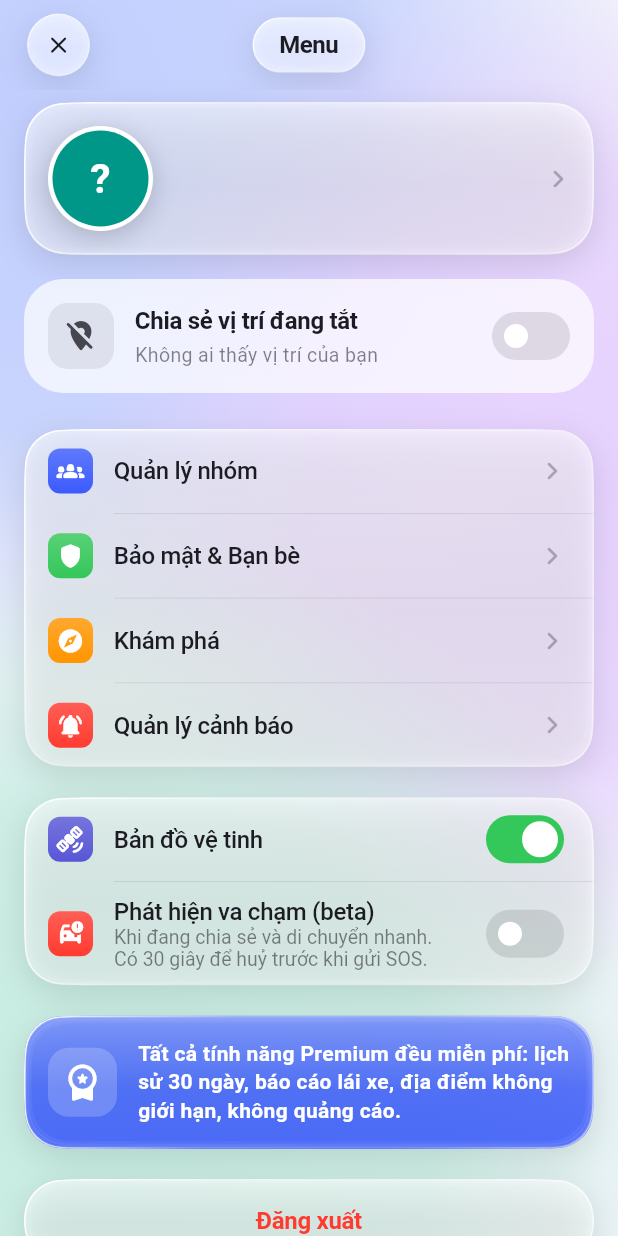
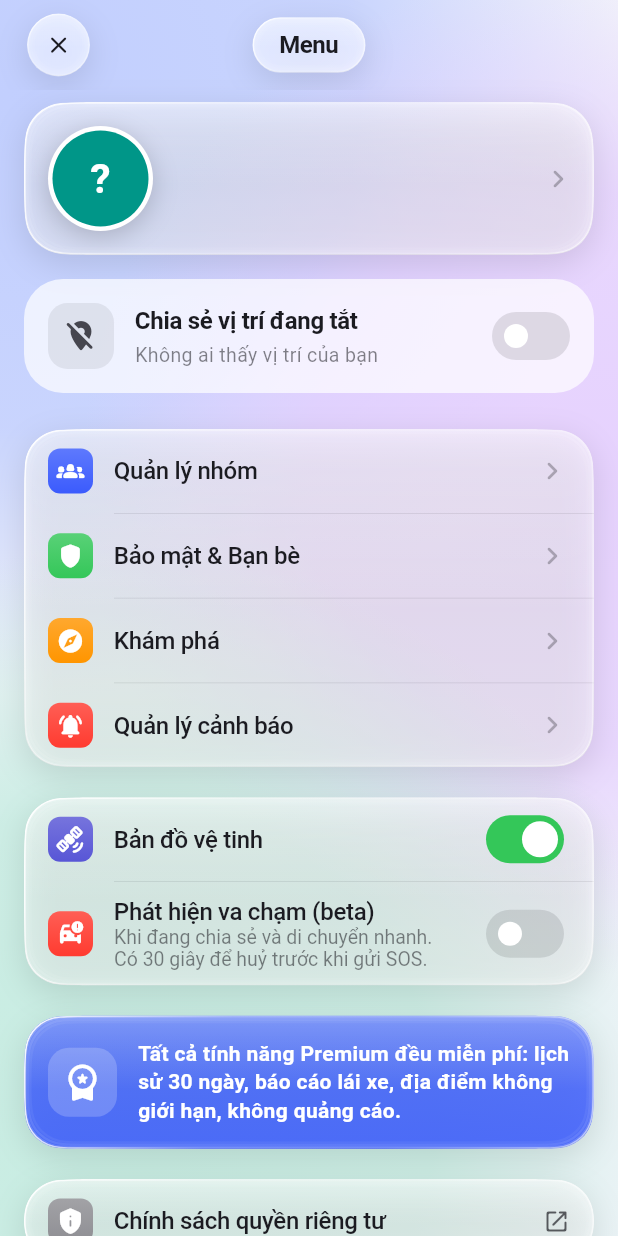
Before and after one commit to thanhtrankma/iping, a Flutter app: the screen it shows once a user with an empty profile is signed in, after a tap on the "menu" icon, on a phone screen of 412 x 824 dp. Run offline on Flutter 3.47's test engine with Material 3 defaults, Android fonts, the phone set to English and light mode, and no system bars; our stand-ins replace app_links, audioplayers, battery_plus, cached_network_image, cloud_firestore, cloud_functions and 14 more; missing offline and left inert: mobile_scanner; accounts and stored records are empty.

Commit message:
Trang chính sách quyền riêng tư và xoá tài khoản (Firebase Hosting)
- iping-share.web.app/privacy: dữ liệu thu thập, mục đích, ai thấy, thời gian lưu, cách xoá
- iping-share.web.app/delete-account: đăng nhập (email, Google, số điện thoại) rồi gọi deleteAccount
- Menu có mục Chính sách quyền riêng tư

```diff
--- a/lib/screens/menu_screen.dart
+++ b/lib/screens/menu_screen.dart
@@ -1,5 +1,6 @@
 import 'package:firebase_auth/firebase_auth.dart';
 import 'package:flutter/material.dart';
+import 'package:url_launcher/url_launcher.dart';
 
 import '../models/models.dart';
 import '../services/auth_service.dart';
@@ -248,6 +249,19 @@ class _MenuView extends StatelessWidget {
               ),
             ),
             GlassSection(
+              dividerIndent: _rowIndent,
+              children: [
+                ListTile(
+                  horizontalTitleGap: 14,
+                  leading: const GlassIconBadge(icon: Icons.privacy_tip_rounded, color: AppColors.gray),
+                  title: const Text('Chính sách quyền riêng tư'),
+                  trailing: const Icon(Icons.open_in_new_rounded, size: 18),
+                  onTap: () => launchUrl(Uri.parse('https://iping-share.web.app/privacy'),
+                      mode: LaunchMode.externalApplication),
+                ),
+              ],
+            ),
+            GlassSection(
               children: [
                 ListTile(
                   title: const Text(
```
Also changed, not shown: firebase.json, hosting/public/logo.png (added), 4 other files.
